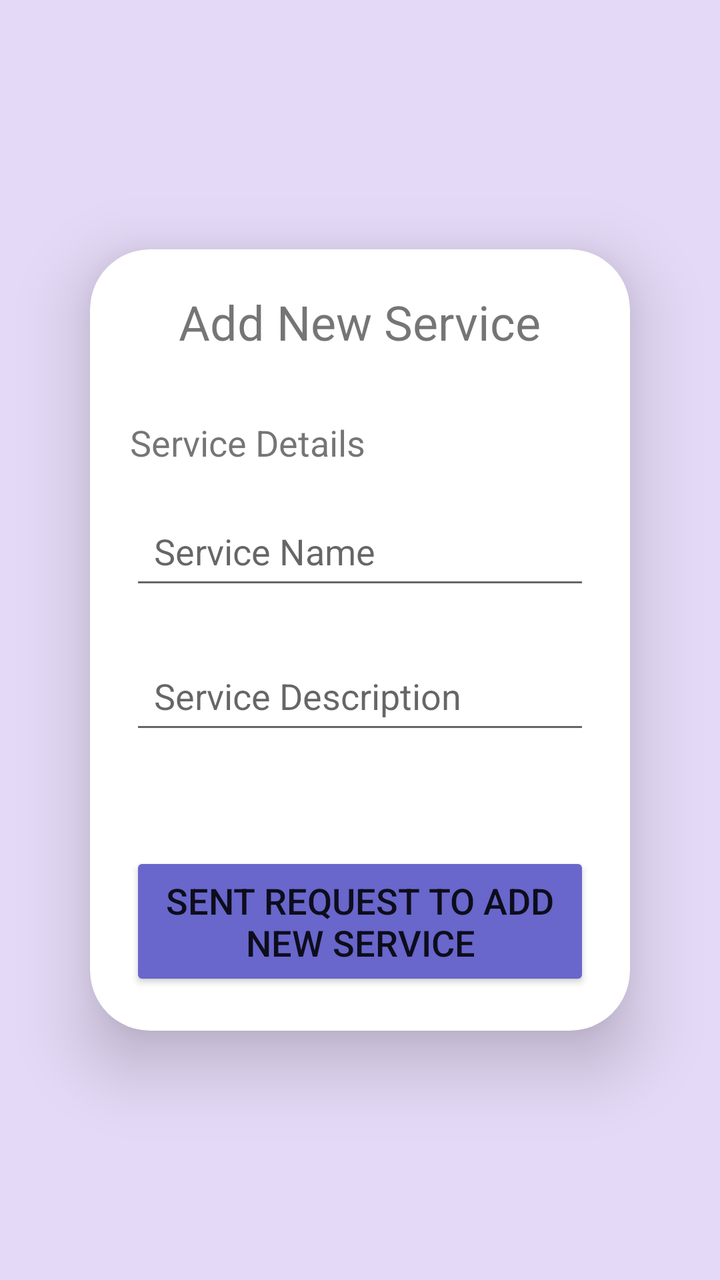
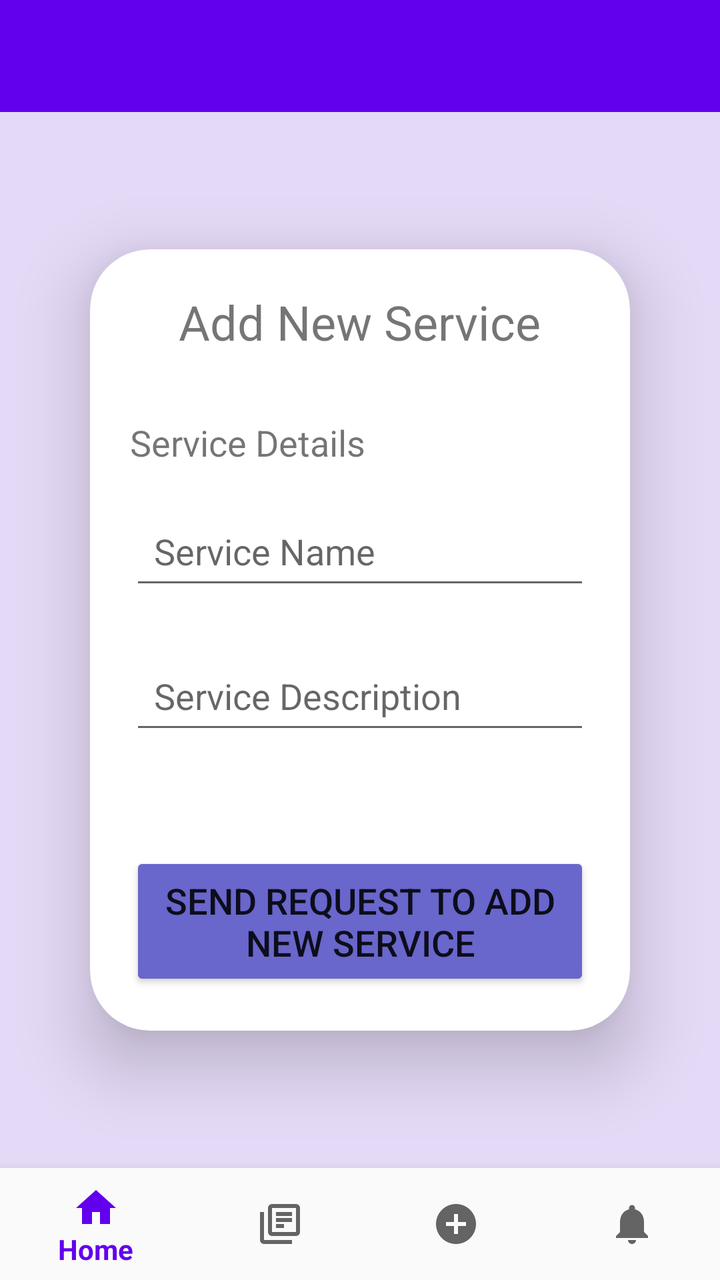

The first picture is an Android layout as it rendered before a commit; the second is the same layout after the commit. The layout source and the unified diff follow.
<!-- AndroidManifest.xml: application theme AppTheme -->
<!-- res/layout/activity_add.xml -->
<?xml version="1.0" encoding="utf-8"?>
<LinearLayout
    xmlns:android="http://schemas.android.com/apk/res/android"
    xmlns:app="http://schemas.android.com/apk/res-auto"
    xmlns:tools="http://schemas.android.com/tools"
    android:layout_width="match_parent"
    android:layout_height="match_parent"
    android:orientation="vertical"
    android:background="#E4D9F6"
    android:gravity="center"
    tools:context=".AddActivity">

    <androidx.cardview.widget.CardView
        android:layout_width="270dp"
        android:layout_height="wrap_content"
        android:elevation="8dp"
        android:layout_margin="30dp"
        app:cardCornerRadius="30dp"
        app:cardElevation="20dp">


        <LinearLayout
            android:orientation="vertical"
            android:layout_width="match_parent"
            android:padding="20dp"
            android:layout_height="wrap_content">

            
            <TextView
                android:layout_width="wrap_content"
                android:layout_height="wrap_content"
                android:text="Add New Service"
                android:textSize="24sp"
                android:layout_marginBottom="16dp"
                android:layout_gravity="center_horizontal"
                android:paddingBottom="16dp" />

            
            <TextView
                android:layout_width="wrap_content"
                android:layout_height="wrap_content"
                android:text="Service Details"
                android:textSize="18sp"
                android:layout_marginBottom="10dp"
                android:paddingBottom="8dp" />

            
            <EditText
                android:id="@+id/serviceNameInput"
                android:layout_width="match_parent"
                android:layout_height="wrap_content"
                android:hint="Service Name"
                android:padding="12dp"
                android:layout_marginBottom="24dp"/>

            <EditText
                android:id="@+id/serviceDescription"
                android:layout_width="match_parent"
                android:layout_height="wrap_content"
                android:hint="Service Description"
                android:padding="12dp"
                android:layout_marginBottom="24dp"/>

            
            <Button
                android:id="@+id/addCardButton"
                android:layout_width="match_parent"
                android:layout_height="wrap_content"
                android:text="Sent Request To Add New Service"
                style="@style/ButtonStyle"
                android:padding="12dp"/>



        </LinearLayout>

    </androidx.cardview.widget.CardView>

</LinearLayout>
<!-- resources referenced by this layout -->
<resources>
  <style name="ButtonStyle">
          <item name="android:backgroundTint">@color/lavender</item>
          <item name="android:layout_marginTop">30dp</item>
          <item name="android:layout_width">match_parent</item>
          <item name="android:layout_height">60dp</item>
          <item name="android:textSize">18sp</item>
          <item name="cornerRadius">20dp</item>
      </style>
  <style name="AppTheme" parent="Theme.AppCompat.Light.NoActionBar">
          <item name="colorPrimary">@color/colorPrimary</item>
          <item name="colorPrimaryDark">@color/colorPrimaryDark</item>
          <item name="colorAccent">@color/colorAccent</item>
          
  
          <item name="colorSecondary">@color/teal_200</item>
          <item name="colorSecondaryVariant">@color/teal_700</item>
          <item name="colorOnSecondary">@color/black</item>
          
          <item name="android:statusBarColor">?attr/colorPrimaryVariant</item>
      </style>
  <color name="lavender">#6966CC</color>
  <color name="colorPrimary">#6200EE</color>
  <color name="colorPrimaryDark">#3700B3</color>
  <color name="colorAccent">#03DAC5</color>
  <color name="teal_200">#FF03DAC5</color>
  <color name="teal_700">#FF018786</color>
  <color name="black">#FF000000</color>
</resources>

<!-- the commit's change to res/layout/activity_add.xml (unified diff, before → after) -->
@@ -1,79 +1,115 @@
 <?xml version="1.0" encoding="utf-8"?>
-<LinearLayout
+<androidx.constraintlayout.widget.ConstraintLayout
     xmlns:android="http://schemas.android.com/apk/res/android"
     xmlns:app="http://schemas.android.com/apk/res-auto"
     xmlns:tools="http://schemas.android.com/tools"
     android:layout_width="match_parent"
     android:layout_height="match_parent"
-    android:orientation="vertical"
     android:background="#E4D9F6"
-    android:gravity="center"
     tools:context=".AddActivity">
 
+    
+    <com.google.android.material.appbar.AppBarLayout
+        android:id="@+id/appBarLayout"
+        android:layout_width="0dp"
+        android:layout_height="wrap_content"
+        android:theme="@style/AppTheme.AppBarOverlay"
+        app:layout_constraintTop_toTopOf="parent"
+        app:layout_constraintStart_toStartOf="parent"
+        app:layout_constraintEnd_toEndOf="parent">
+
+        <androidx.appcompat.widget.Toolbar
+            android:id="@+id/toolbar"
+            android:layout_width="match_parent"
+            android:layout_height="?attr/actionBarSize"
+            android:background="?attr/colorPrimary"
+            app:popupTheme="@style/AppTheme.PopupOverlay" />
+    </com.google.android.material.appbar.AppBarLayout>
+
+    
     <androidx.cardview.widget.CardView
+        android:id="@+id/cardView"
         android:layout_width="270dp"
         android:layout_height="wrap_content"
-        android:elevation="8dp"
-        android:layout_margin="30dp"
+        android:layout_margin="16dp"
         app:cardCornerRadius="30dp"
-        app:cardElevation="20dp">
+        app:cardElevation="20dp"
+        app:layout_constraintTop_toBottomOf="@id/appBarLayout"
+        app:layout_constraintBottom_toTopOf="@id/bottom_navigation"
+        app:layout_constraintStart_toStartOf="parent"
+        app:layout_constraintEnd_toEndOf="parent"
+        app:layout_constraintVertical_bias="0.5">
 
-
-        <LinearLayout
-            android:orientation="vertical"
+        <ScrollView
             android:layout_width="match_parent"
-            android:padding="20dp"
             android:layout_height="wrap_content">
 
-            
-            <TextView
-                android:layout_width="wrap_content"
-                android:layout_height="wrap_content"
-                android:text="Add New Service"
-                android:textSize="24sp"
-                android:layout_marginBottom="16dp"
-                android:layout_gravity="center_horizontal"
-                android:paddingBottom="16dp" />
-
-            
-            <TextView
-                android:layout_width="wrap_content"
-                android:layout_height="wrap_content"
-                android:text="Service Details"
-                android:textSize="18sp"
-                android:layout_marginBottom="10dp"
-                android:paddingBottom="8dp" />
-
-            
-            <EditText
-                android:id="@+id/serviceNameInput"
+            <LinearLayout
+                android:orientation="vertical"
                 android:layout_width="match_parent"
                 android:layout_height="wrap_content"
-                android:hint="Service Name"
-                android:padding="12dp"
-                android:layout_marginBottom="24dp"/>
+                android:padding="20dp">
 
-            <EditText
-                android:id="@+id/serviceDescription"
-                android:layout_width="match_parent"
-                android:layout_height="wrap_content"
-                android:hint="Service Description"
-                android:padding="12dp"
-                android:layout_marginBottom="24dp"/>
+                
+                <TextView
+                    android:layout_width="wrap_content"
+                    android:layout_height="wrap_content"
+                    android:text="Add New Service"
+                    android:textSize="24sp"
+                    android:layout_marginBottom="16dp"
+                    android:layout_gravity="center_horizontal"
+                    android:paddingBottom="16dp" />
 
-            
-            <Button
-                android:id="@+id/addCardButton"
-                android:layout_width="match_parent"
-                android:layout_height="wrap_content"
-                android:text="Sent Request To Add New Service"
-                style="@style/ButtonStyle"
-                android:padding="12dp"/>
+                
+                <TextView
+                    android:layout_width="wrap_content"
+                    android:layout_height="wrap_content"
+                    android:text="Service Details"
+                    android:textSize="18sp"
+                    android:layout_marginBottom="10dp"
+                    android:paddingBottom="8dp" />
 
+                
+                <EditText
+                    android:id="@+id/serviceNameInput"
+                    android:layout_width="match_parent"
+                    android:layout_height="wrap_content"
+                    android:hint="Service Name"
+                    android:padding="12dp"
+                    android:layout_marginBottom="24dp"/>
 
+                
+                <EditText
+                    android:id="@+id/serviceDescription"
+                    android:layout_width="match_parent"
+                    android:layout_height="wrap_content"
+                    android:hint="Service Description"
+                    android:padding="12dp"
+                    android:layout_marginBottom="24dp"/>
 
-        </LinearLayout>
+                
+                <Button
+                    android:id="@+id/addCardButton"
+                    android:layout_width="match_parent"
+                    android:layout_height="wrap_content"
+                    android:text="Send Request To Add New Service"
+                    style="@style/ButtonStyle"
+                    android:padding="12dp"/>
 
+            </LinearLayout>
+        </ScrollView>
     </androidx.cardview.widget.CardView>
 
-</LinearLayout>
+    
+    <com.google.android.material.bottomnavigation.BottomNavigationView
+        android:id="@+id/bottom_navigation"
+        android:layout_width="0dp"
+        android:layout_height="wrap_content"
+        android:layout_marginTop="8dp"
+        android:background="?android:attr/windowBackground"
+        app:menu="@menu/bottom_navigation_menu"
+        app:layout_constraintBottom_toBottomOf="parent"
+        app:layout_constraintStart_toStartOf="parent"
+        app:layout_constraintEnd_toEndOf="parent"/>
+
+</androidx.constraintlayout.widget.ConstraintLayout>
<!-- resource entries referenced after the edit -->
@@ -1,5 +1,7 @@
 <!-- resources referenced by this layout -->
 <resources>
+  <style name="AppTheme.AppBarOverlay" parent="ThemeOverlay.AppCompat.Dark.ActionBar" />
+  <style name="AppTheme.PopupOverlay" parent="ThemeOverlay.AppCompat.Light" />
   <style name="ButtonStyle">
           <item name="android:backgroundTint">@color/lavender</item>
           <item name="android:layout_marginTop">30dp</item>
